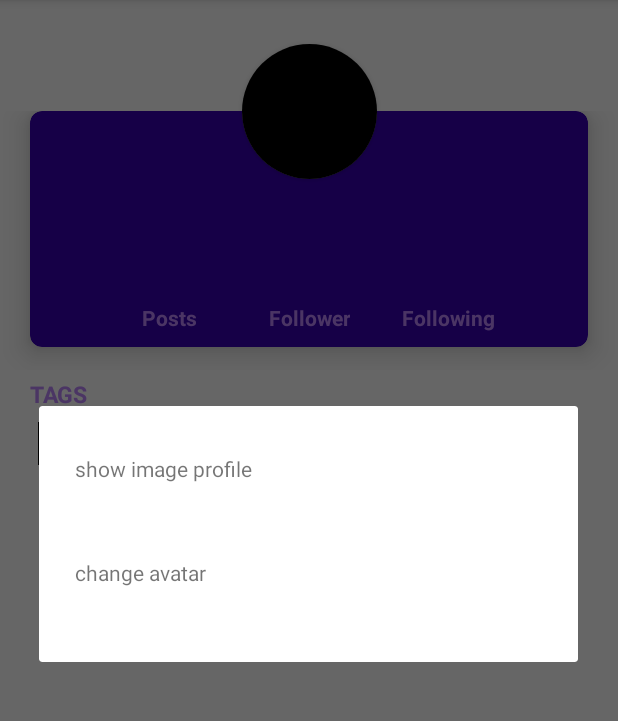
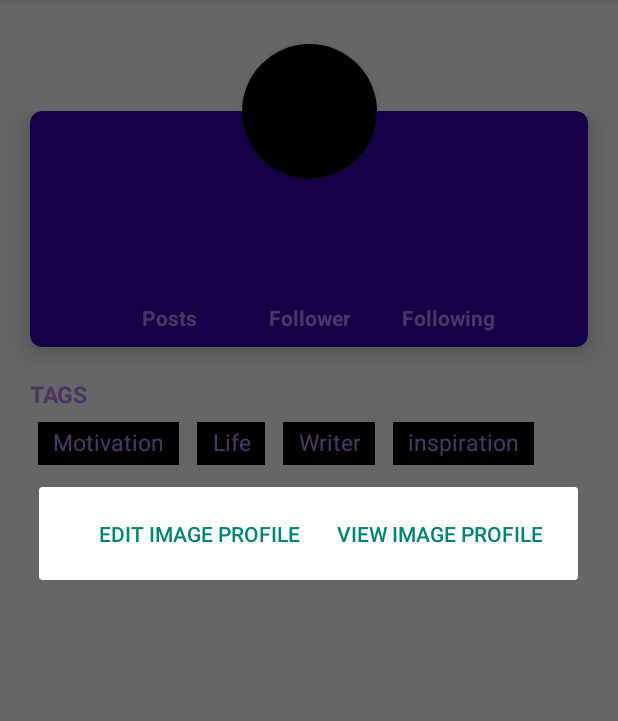
Before and after one commit to thanhhieu995/appChat, an Android app: the ProfileActivity screen opened directly, with no data from a screen before it, after a tap on an icon or button, on a phone screen of 412 x 824 dp, the part 84-805 px from its top. Run offline under Robolectric (Android 15) with nearby library versions, the phone set to English and light mode, and no system bars; our stand-ins replace Firebase (no records; nobody signed in at launch, a user with empty details on screens opened directly), Picasso; pictures from the network do not load.

Commit message:
Create dialog when click the profile image, show full image profile

```diff
--- a/app/src/main/AndroidManifest.xml
+++ b/app/src/main/AndroidManifest.xml
@@ -14,11 +14,14 @@
         android:supportsRtl="true"
         android:theme="@style/Theme.ChatApp">
         <activity
+            android:name=".ViewProfileActivity"
+            android:exported="false" />
+        <activity
             android:name=".ProfileActivity"
             android:exported="false" />
         <activity
             android:name=".accountLogin.SetUpActivity"
-            android:exported="true"></activity>
+            android:exported="true" />
         <activity
             android:name=".chat.ChatActivity"
             android:exported="true"
--- a/app/src/main/java/com/example/chatapp/ProfileActivity.kt
+++ b/app/src/main/java/com/example/chatapp/ProfileActivity.kt
@@ -1,5 +1,6 @@
 package com.example.chatapp
 
+import android.annotation.SuppressLint
 import android.app.Dialog
 import android.app.SearchManager
 import android.content.DialogInterface
@@ -8,42 +9,62 @@ import androidx.appcompat.app.AppCompatActivity
 import android.os.Bundle
 import android.view.View
 import android.widget.ImageView
+import android.widget.Toast
 import androidx.appcompat.app.AlertDialog
+import androidx.core.graphics.toColorInt
 import com.example.chatapp.main.MainActivity
 import com.google.firebase.storage.FirebaseStorage
 import com.squareup.picasso.Picasso
+import kotlinx.android.synthetic.main.popup.*
 import java.io.Serializable
 
 class ProfileActivity : AppCompatActivity() {
 
-    val storeRef = FirebaseStorage.getInstance().reference
+    private val storeRef = FirebaseStorage.getInstance().reference
     private lateinit var imageDialog: AlertDialog.Builder
     private lateinit var imgProfile: ImageView
+    private var uid: String? = ""
 
+    @SuppressLint("ResourceType")
     override fun onCreate(savedInstanceState: Bundle?) {
         super.onCreate(savedInstanceState)
         setContentView(R.layout.activity_profile)
 
         imgProfile = findViewById(R.id.profile_image)
         //val user: Serializable? = intent.getSerializableExtra("user")
-        val uid: Serializable? = intent.getSerializableExtra("uid")
+        uid = intent.getSerializableExtra("uid") as String?
         if (uid != null) {
-            storeRef.child("images").child(uid as String).downloadUrl.addOnSuccessListener {
+            storeRef.child("images").child(uid!!).downloadUrl.addOnSuccessListener {
                 Picasso.get().load(it).into(imgProfile)
             }
         }
         imgProfile.setOnClickListener(View.OnClickListener {
             popUp()
         })
-
-
     }
 
     private fun popUp() {
-        imageDialog = AlertDialog.Builder(this)
+        imageDialog = AlertDialog.Builder(this@ProfileActivity)
         val layout: View = View.inflate(this, R.layout.popup, null)
-        imageDialog.setView(layout)
-        imageDialog.create()
+        //imageDialog.setTitle("Choose an item")
+        //imageDialog.setMessage("What will you choose?")
+        //imageDialog.setView(layout)
+
+        val listItems = arrayOf("show image profile", "change avatar")
+        var selected = 0
+
+        imageDialog.setPositiveButton("view image profile", DialogInterface.OnClickListener { dialog, which ->
+            //Toast.makeText(this, "success", Toast.LENGTH_LONG).show()
+            val intent = Intent(this@ProfileActivity, ViewProfileActivity::class.java)
+            intent.putExtra("uid", uid)
+            startActivity(intent)
+        })
+
+        imageDialog.setNegativeButton("Edit image profile", DialogInterface.OnClickListener { dialog, which ->
+            Toast.makeText(this, "edit", Toast.LENGTH_LONG).show()
+        })
+
+        //imageDialog.create()
         imageDialog.show()
     }
 
--- a/app/src/main/res/layout/popup.xml
+++ b/app/src/main/res/layout/popup.xml
@@ -6,7 +6,7 @@
     android:layout_height="wrap_content">
 
     <TextView
-        android:id="@+id/textView"
+        android:id="@+id/txt_viewPhoto"
         android:layout_width="0dp"
         android:layout_height="wrap_content"
         android:layout_marginStart="24dp"
@@ -18,7 +18,7 @@
         app:layout_constraintTop_toTopOf="parent" />
 
     <TextView
-        android:id="@+id/textView2"
+        android:id="@+id/txt_editPhoto"
         android:layout_width="0dp"
         android:layout_height="wrap_content"
         android:layout_marginStart="24dp"
@@ -29,5 +29,5 @@
         app:layout_constraintBottom_toBottomOf="parent"
         app:layout_constraintEnd_toEndOf="parent"
         app:layout_constraintStart_toStartOf="parent"
-        app:layout_constraintTop_toBottomOf="@+id/textView" />
+        app:layout_constraintTop_toBottomOf="@+id/txt_viewPhoto" />
 </androidx.constraintlayout.widget.ConstraintLayout>
```
Also changed, not shown: app/src/main/java/com/example/chatapp/ViewProfileActivity.kt (added, +24 -0 lines), app/src/main/res/layout/activity_view_profile.xml (added, +18 -0 lines).
